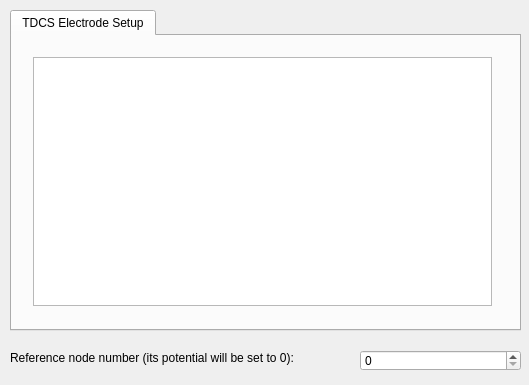
This is src/Interface/Modules/BrainStimulator/SetupRHSforTDCSandTMSDialog.ui in SCIInstitute/SCIRun as Qt 5 draws it before an edit. The edited form follows.
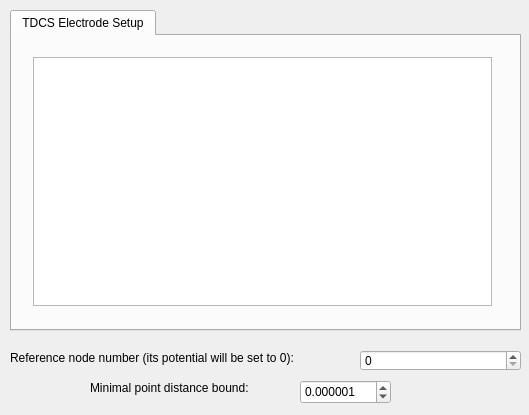
This is the edited form.

```diff
--- a/src/Interface/Modules/BrainStimulator/SetupRHSforTDCSandTMSDialog.ui
+++ b/src/Interface/Modules/BrainStimulator/SetupRHSforTDCSandTMSDialog.ui
@@ -7,7 +7,7 @@
     <x>0</x>
     <y>0</y>
     <width>529</width>
-    <height>385</height>
+    <height>415</height>
    </rect>
   </property>
   <property name="windowTitle">
@@ -100,6 +100,44 @@
     <number>1000000000</number>
    </property>
   </widget>
+  <widget class="QLabel" name="label_2">
+   <property name="geometry">
+    <rect>
+     <x>90</x>
+     <y>380</y>
+     <width>201</width>
+     <height>16</height>
+    </rect>
+   </property>
+   <property name="text">
+    <string>Minimal point distance bound:</string>
+   </property>
+  </widget>
+  <widget class="QDoubleSpinBox" name="pointdistancebound">
+   <property name="geometry">
+    <rect>
+     <x>300</x>
+     <y>380</y>
+     <width>91</width>
+     <height>24</height>
+    </rect>
+   </property>
+   <property name="suffix">
+    <string notr="true"/>
+   </property>
+   <property name="decimals">
+    <number>6</number>
+   </property>
+   <property name="maximum">
+    <double>1.000000000000000</double>
+   </property>
+   <property name="singleStep">
+    <double>0.100000000000000</double>
+   </property>
+   <property name="value">
+    <double>0.000001000000000</double>
+   </property>
+  </widget>
  </widget>
  <layoutdefault spacing="6" margin="11"/>
  <resources/>
```
